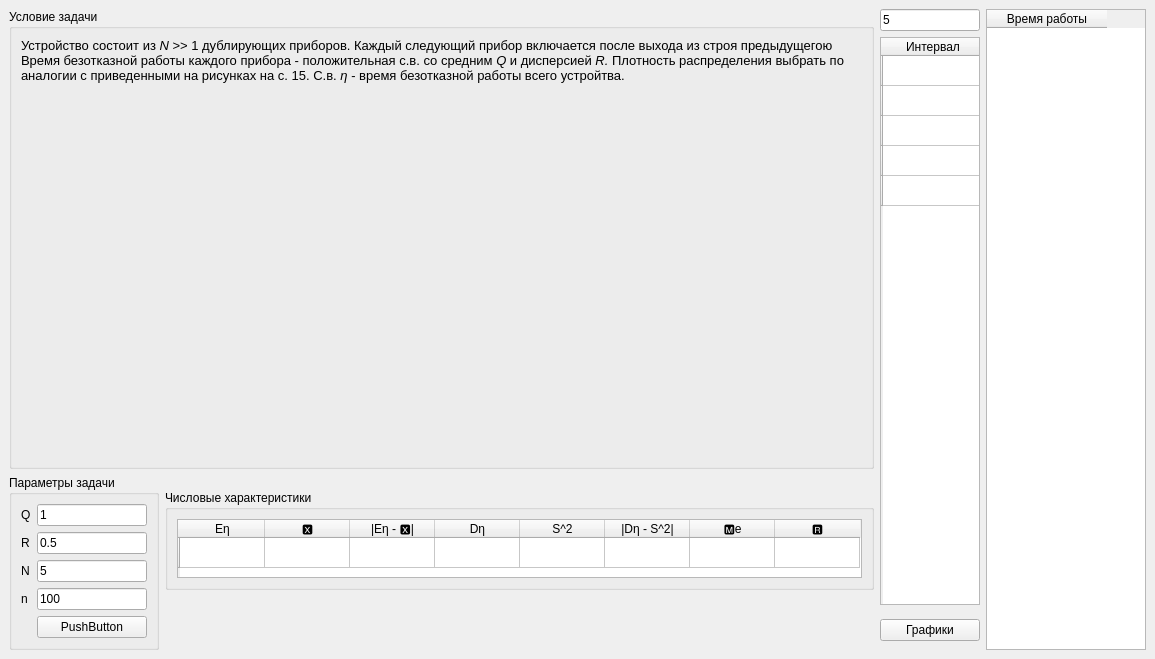
The window that prob_theory_lab_01/main_window.ui (acid9reen/prob_theory_lab_01) describes before a commit, drawn with Qt 5.
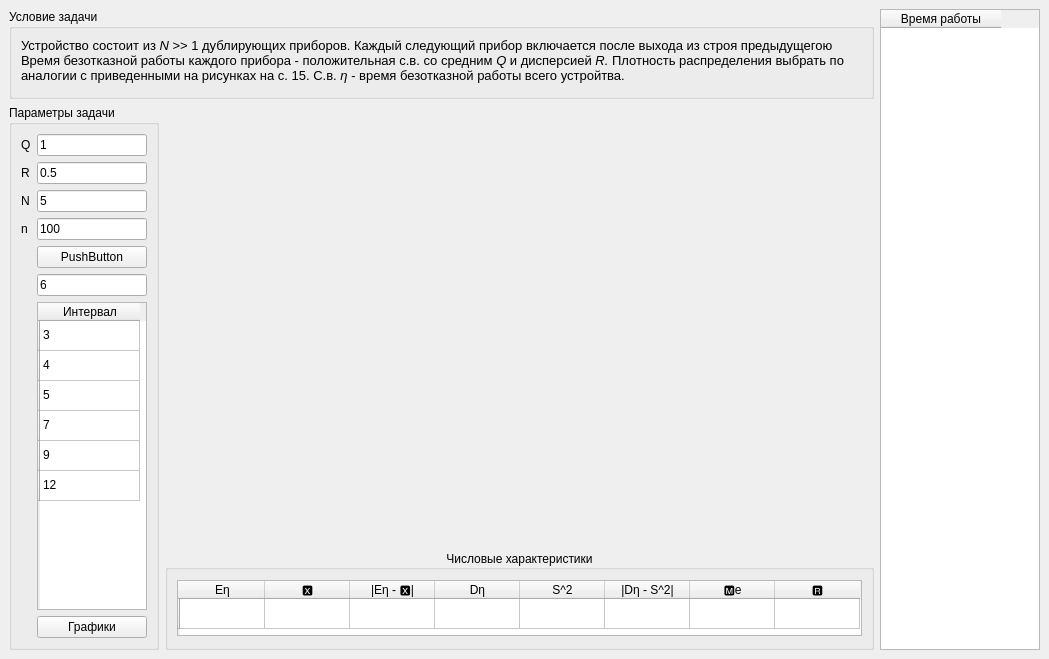
The same window after the commit. Custom widgets are drawn as their Qt base class.

Commit message: Integrate plots into app gui

Diff of the .ui file:
```diff
--- a/prob_theory_lab_01/main_window.ui
+++ b/prob_theory_lab_01/main_window.ui
@@ -6,7 +6,7 @@
    <rect>
     <x>0</x>
     <y>0</y>
-    <width>1155</width>
+    <width>1049</width>
     <height>659</height>
    </rect>
   </property>
@@ -15,6 +15,248 @@
   </property>
   <widget class="QWidget" name="centralwidget">
    <layout class="QGridLayout" name="gridLayout">
+    <item row="1" column="1">
+     <widget class="MplWidget" name="plot" native="true"/>
+    </item>
+    <item row="1" column="0" rowspan="2">
+     <widget class="QGroupBox" name="groupBox_2">
+      <property name="maximumSize">
+       <size>
+        <width>150</width>
+        <height>16777215</height>
+       </size>
+      </property>
+      <property name="title">
+       <string>Параметры задачи</string>
+      </property>
+      <layout class="QGridLayout" name="gridLayout_3">
+       <item row="6" column="1">
+        <widget class="QLineEdit" name="num_of_observ_in">
+         <property name="maximumSize">
+          <size>
+           <width>120</width>
+           <height>16777215</height>
+          </size>
+         </property>
+         <property name="text">
+          <string>100</string>
+         </property>
+        </widget>
+       </item>
+       <item row="7" column="1">
+        <widget class="QPushButton" name="calc_btn">
+         <property name="maximumSize">
+          <size>
+           <width>120</width>
+           <height>16777215</height>
+          </size>
+         </property>
+         <property name="text">
+          <string>PushButton</string>
+         </property>
+        </widget>
+       </item>
+       <item row="3" column="1">
+        <widget class="QLineEdit" name="q_in">
+         <property name="maximumSize">
+          <size>
+           <width>120</width>
+           <height>16777215</height>
+          </size>
+         </property>
+         <property name="text">
+          <string>1</string>
+         </property>
+        </widget>
+       </item>
+       <item row="5" column="1">
+        <widget class="QLineEdit" name="n_in">
+         <property name="maximumSize">
+          <size>
+           <width>120</width>
+           <height>16777215</height>
+          </size>
+         </property>
+         <property name="text">
+          <string>5</string>
+         </property>
+        </widget>
+       </item>
+       <item row="4" column="0">
+        <widget class="QLabel" name="label_3">
+         <property name="maximumSize">
+          <size>
+           <width>120</width>
+           <height>16777215</height>
+          </size>
+         </property>
+         <property name="text">
+          <string>R</string>
+         </property>
+        </widget>
+       </item>
+       <item row="3" column="0">
+        <widget class="QLabel" name="label_2">
+         <property name="maximumSize">
+          <size>
+           <width>120</width>
+           <height>16777215</height>
+          </size>
+         </property>
+         <property name="text">
+          <string>Q</string>
+         </property>
+        </widget>
+       </item>
+       <item row="6" column="0">
+        <widget class="QLabel" name="label_4">
+         <property name="maximumSize">
+          <size>
+           <width>120</width>
+           <height>16777215</height>
+          </size>
+         </property>
+         <property name="text">
+          <string>n</string>
+         </property>
+        </widget>
+       </item>
+       <item row="4" column="1">
+        <widget class="QLineEdit" name="r_in">
+         <property name="maximumSize">
+          <size>
+           <width>120</width>
+           <height>16777215</height>
+          </size>
+         </property>
+         <property name="text">
+          <string>0.5</string>
+         </property>
+        </widget>
+       </item>
+       <item row="5" column="0">
+        <widget class="QLabel" name="label_5">
+         <property name="maximumSize">
+          <size>
+           <width>120</width>
+           <height>16777215</height>
+          </size>
+         </property>
+         <property name="text">
+          <string>N</string>
+         </property>
+        </widget>
+       </item>
+       <item row="10" column="1">
+        <widget class="QPushButton" name="plot_btn">
+         <property name="maximumSize">
+          <size>
+           <width>120</width>
+           <height>16777215</height>
+          </size>
+         </property>
+         <property name="text">
+          <string>Графики</string>
+         </property>
+        </widget>
+       </item>
+       <item row="9" column="1">
+        <widget class="QTableWidget" name="bin_edges_table">
+         <property name="minimumSize">
+          <size>
+           <width>100</width>
+           <height>0</height>
+          </size>
+         </property>
+         <property name="maximumSize">
+          <size>
+           <width>120</width>
+           <height>16777215</height>
+          </size>
+         </property>
+         <row>
+          <property name="text">
+           <string/>
+          </property>
+         </row>
+         <row>
+          <property name="text">
+           <string/>
+          </property>
+         </row>
+         <row>
+          <property name="text">
+           <string/>
+          </property>
+         </row>
+         <row>
+          <property name="text">
+           <string/>
+          </property>
+         </row>
+         <row>
+          <property name="text">
+           <string/>
+          </property>
+         </row>
+         <row>
+          <property name="text">
+           <string/>
+          </property>
+         </row>
+         <column>
+          <property name="text">
+           <string>Интервал</string>
+          </property>
+         </column>
+         <item row="0" column="0">
+          <property name="text">
+           <string>3</string>
+          </property>
+         </item>
+         <item row="1" column="0">
+          <property name="text">
+           <string>4</string>
+          </property>
+         </item>
+         <item row="2" column="0">
+          <property name="text">
+           <string>5</string>
+          </property>
+         </item>
+         <item row="3" column="0">
+          <property name="text">
+           <string>7</string>
+          </property>
+         </item>
+         <item row="4" column="0">
+          <property name="text">
+           <string>9</string>
+          </property>
+         </item>
+         <item row="5" column="0">
+          <property name="text">
+           <string>12</string>
+          </property>
+         </item>
+        </widget>
+       </item>
+       <item row="8" column="1">
+        <widget class="QLineEdit" name="m_rows_in">
+         <property name="maximumSize">
+          <size>
+           <width>120</width>
+           <height>16777215</height>
+          </size>
+         </property>
+         <property name="text">
+          <string>6</string>
+         </property>
+        </widget>
+       </item>
+      </layout>
+     </widget>
+    </item>
     <item row="2" column="1">
      <widget class="QGroupBox" name="groupBox_3">
       <property name="maximumSize">
@@ -26,7 +268,16 @@
       <property name="title">
        <string>Числовые характеристики</string>
       </property>
-      <layout class="QVBoxLayout" name="verticalLayout">
+      <property name="alignment">
+       <set>Qt::AlignCenter</set>
+      </property>
+      <property name="flat">
+       <bool>false</bool>
+      </property>
+      <property name="checkable">
+       <bool>false</bool>
+      </property>
+      <layout class="QHBoxLayout" name="horizontalLayout">
        <item>
         <widget class="QTableWidget" name="num_chars_table">
          <property name="minimumSize">
@@ -35,6 +286,15 @@
            <height>0</height>
           </size>
          </property>
+         <property name="maximumSize">
+          <size>
+           <width>685</width>
+           <height>56</height>
+          </size>
+         </property>
+         <property name="layoutDirection">
+          <enum>Qt::LeftToRight</enum>
+         </property>
          <attribute name="horizontalHeaderDefaultSectionSize">
           <number>85</number>
          </attribute>
@@ -93,7 +353,7 @@
       </layout>
      </widget>
     </item>
-    <item row="0" column="3" rowspan="4">
+    <item row="0" column="2" rowspan="3">
      <widget class="QTableWidget" name="table">
       <property name="minimumSize">
        <size>
@@ -117,67 +377,14 @@
       </column>
      </widget>
     </item>
-    <item row="1" column="2" rowspan="2">
-     <widget class="QTableWidget" name="bin_edges_table">
-      <property name="minimumSize">
-       <size>
-        <width>100</width>
-        <height>0</height>
-       </size>
-      </property>
-      <property name="maximumSize">
-       <size>
-        <width>100</width>
-        <height>16777215</height>
-       </size>
-      </property>
-      <row>
-       <property name="text">
-        <string/>
-       </property>
-      </row>
-      <row>
-       <property name="text">
-        <string/>
-       </property>
-      </row>
-      <row>
-       <property name="text">
-        <string/>
-       </property>
-      </row>
-      <row>
-       <property name="text">
-        <string/>
-       </property>
-      </row>
-      <row>
-       <property name="text">
-        <string/>
-       </property>
-      </row>
-      <column>
-       <property name="text">
-        <string>Интервал</string>
-       </property>
-      </column>
-     </widget>
-    </item>
-    <item row="0" column="2">
-     <widget class="QLineEdit" name="m_rows_in">
-      <property name="maximumSize">
-       <size>
-        <width>100</width>
-        <height>16777215</height>
-       </size>
-      </property>
-      <property name="text">
-       <string>5</string>
-      </property>
-     </widget>
-    </item>
-    <item row="0" column="0" rowspan="2" colspan="2">
+    <item row="0" column="0" colspan="2">
      <widget class="QGroupBox" name="groupBox">
+      <property name="maximumSize">
+       <size>
+        <width>16777215</width>
+        <height>90</height>
+       </size>
+      </property>
       <property name="title">
        <string>Условие задачи</string>
       </property>
@@ -198,148 +405,17 @@
       </layout>
      </widget>
     </item>
-    <item row="2" column="0" rowspan="2">
-     <widget class="QGroupBox" name="groupBox_2">
-      <property name="maximumSize">
-       <size>
-        <width>150</width>
-        <height>300</height>
-       </size>
-      </property>
-      <property name="title">
-       <string>Параметры задачи</string>
-      </property>
-      <layout class="QGridLayout" name="gridLayout_3">
-       <item row="1" column="0">
-        <widget class="QLabel" name="label_3">
-         <property name="maximumSize">
-          <size>
-           <width>120</width>
-           <height>16777215</height>
-          </size>
-         </property>
-         <property name="text">
-          <string>R</string>
-         </property>
-        </widget>
-       </item>
-       <item row="4" column="1">
-        <widget class="QPushButton" name="calc_btn">
-         <property name="maximumSize">
-          <size>
-           <width>120</width>
-           <height>16777215</height>
-          </size>
-         </property>
-         <property name="text">
-          <string>PushButton</string>
-         </property>
-        </widget>
-       </item>
-       <item row="0" column="0">
-        <widget class="QLabel" name="label_2">
-         <property name="maximumSize">
-          <size>
-           <width>120</width>
-           <height>16777215</height>
-          </size>
-         </property>
-         <property name="text">
-          <string>Q</string>
-         </property>
-        </widget>
-       </item>
-       <item row="2" column="1">
-        <widget class="QLineEdit" name="n_in">
-         <property name="maximumSize">
-          <size>
-           <width>120</width>
-           <height>16777215</height>
-          </size>
-         </property>
-         <property name="text">
-          <string>5</string>
-         </property>
-        </widget>
-       </item>
-       <item row="3" column="0">
-        <widget class="QLabel" name="label_4">
-         <property name="maximumSize">
-          <size>
-           <width>120</width>
-           <height>16777215</height>
-          </size>
-         </property>
-         <property name="text">
-          <string>n</string>
-         </property>
-        </widget>
-       </item>
-       <item row="2" column="0">
-        <widget class="QLabel" name="label_5">
-         <property name="maximumSize">
-          <size>
-           <width>120</width>
-           <height>16777215</height>
-          </size>
-         </property>
-         <property name="text">
-          <string>N</string>
-         </property>
-        </widget>
-       </item>
-       <item row="1" column="1">
-        <widget class="QLineEdit" name="r_in">
-         <property name="maximumSize">
-          <size>
-           <width>120</width>
-           <height>16777215</height>
-          </size>
-         </property>
-         <property name="text">
-          <string>0.5</string>
-         </property>
-        </widget>
-       </item>
-       <item row="0" column="1">
-        <widget class="QLineEdit" name="q_in">
-         <property name="maximumSize">
-          <size>
-           <width>120</width>
-           <height>16777215</height>
-          </size>
-         </property>
-         <property name="text">
-          <string>1</string>
-         </property>
-        </widget>
-       </item>
-       <item row="3" column="1">
-        <widget class="QLineEdit" name="num_of_observ_in">
-         <property name="maximumSize">
-          <size>
-           <width>120</width>
-           <height>16777215</height>
-          </size>
-         </property>
-         <property name="text">
-          <string>100</string>
-         </property>
-        </widget>
-       </item>
-      </layout>
-     </widget>
-    </item>
-    <item row="3" column="2">
-     <widget class="QPushButton" name="plot_btn">
-      <property name="text">
-       <string>Графики</string>
-      </property>
-     </widget>
-    </item>
    </layout>
   </widget>
  </widget>
+ <customwidgets>
+  <customwidget>
+   <class>MplWidget</class>
+   <extends>QWidget</extends>
+   <header>mpl_widget.h</header>
+   <container>1</container>
+  </customwidget>
+ </customwidgets>
  <resources/>
  <connections/>
 </ui>
```
The commit also changes 3 other files.
